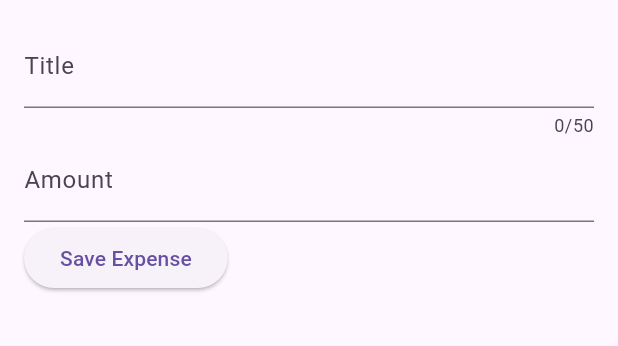
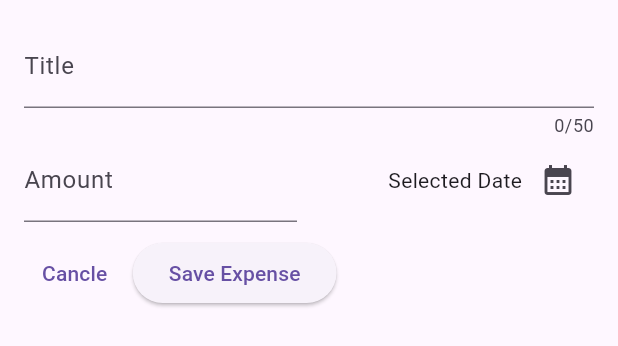
Before and after one commit to bilalfattah96/expense_tracker, a Flutter app: the NewExpenses widget shown alone on an empty page, opened directly, on a phone screen of 412 x 824 dp. Shown: the top 346 px of the screen. Run offline on Flutter 3.47's test engine with Material 3 defaults, Android fonts, the phone set to English and light mode, and no system bars.

Commit message:
new push items

```diff
--- a/lib/new_expenses.dart
+++ b/lib/new_expenses.dart
@@ -26,6 +26,16 @@ class _NewExpensesState extends State<NewExpenses> {
     super.dispose();
   }
 
+  void _selecetedDate() {
+    final now = DateTime.now();
+    final firstDate = DateTime(now.year - 1, now.month, now.day);
+    showDatePicker(
+        context: context,
+        firstDate: firstDate,
+        initialDate: now,
+        lastDate: now);
+  }
+
   @override
   Widget build(BuildContext context) {
     return Padding(
@@ -39,7 +49,10 @@ class _NewExpensesState extends State<NewExpenses> {
                 label: Text('Title'),
               ),
             ),
-             TextField(
+            Row(
+              children: [
+                Expanded(
+                  child: TextField(
                     controller: _amountController,
                     keyboardType: TextInputType.number,
                     decoration: InputDecoration(
@@ -47,8 +60,35 @@ class _NewExpensesState extends State<NewExpenses> {
                       label: Text('Amount'),
                     ),
                   ),
+                ),
+                SizedBox(
+                  width: 16,
+                ),
+                Expanded(
+                    child: Row(
+                  mainAxisAlignment: MainAxisAlignment.end,
+                  children: [
+                    Text('Selected Date'),
+                    IconButton(
+                        onPressed:_selecetedDate, icon: Icon(Icons.calendar_month))
+                  ],
+                ))
+              ],
+            ),
+            SizedBox(
+              height: 10,
+            ),
             Row(
               children: [
+                TextButton(
+                  onPressed: () {
+                    Navigator.pop(context);
+                  },
+                  child: Text('Cancle'),
+                ),
+                SizedBox(
+                  width: 5,
+                ),
                 ElevatedButton(
                   onPressed: () {
                     print(_titleController.text);
```
Lines whose indentation alone changed are shown as unchanged.
